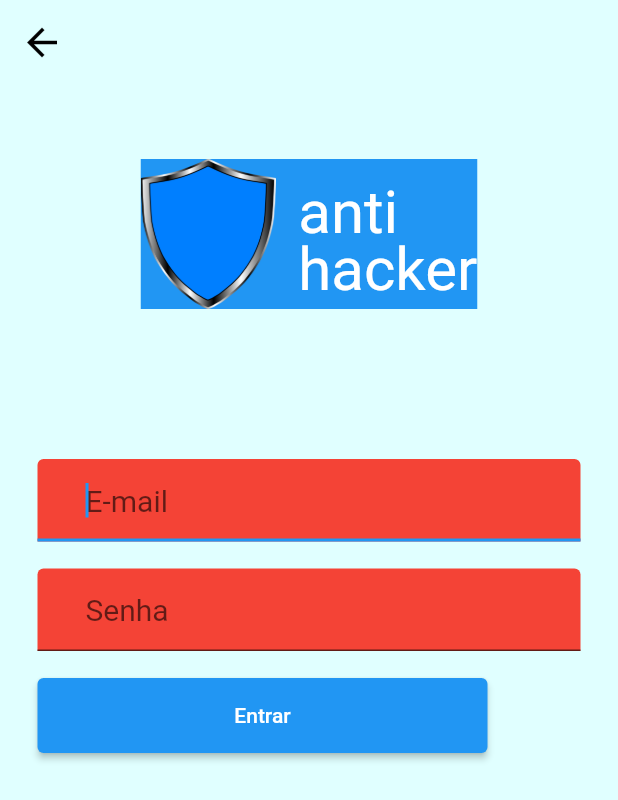
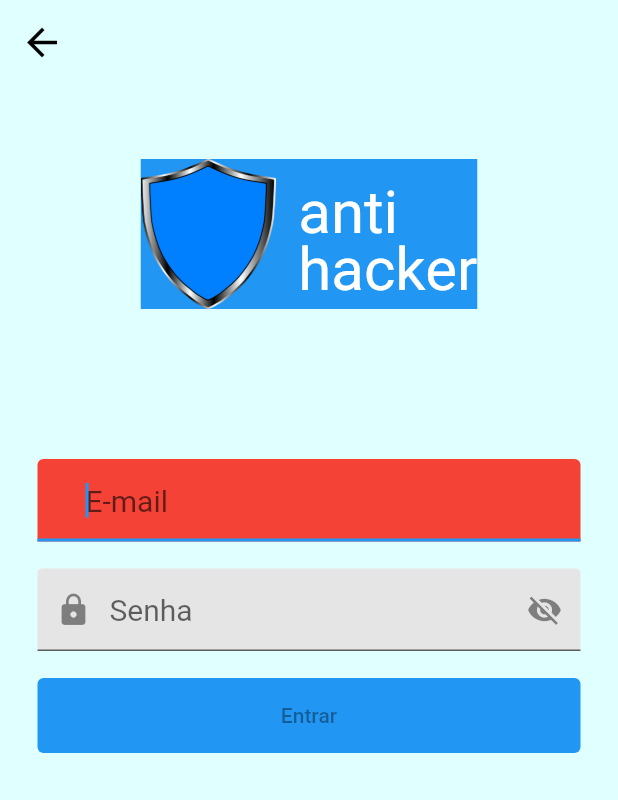
Before and after one commit to wsy152/anthacker, a Flutter app: the LoginPage screen opened directly, on a phone screen of 412 x 824 dp. Shown: the top 800 px of the screen. Run offline on Flutter 3.47's test engine with Material 2 defaults, Android fonts, the light colour scheme and no system bars; our stand-ins replace firebase_auth, firebase_core, flutter_mobx, mobx; accounts and stored records are empty; generated files the repository leaves out were written again.

Commit message:
002 - Implementação de mobx

```diff
--- a/lib/home_page/home_page.dart
+++ b/lib/home_page/home_page.dart
@@ -5,6 +5,7 @@ class HomePage extends StatelessWidget {
   Widget build(BuildContext context) {
     return Scaffold(
       appBar: AppBar(
+        elevation: 0,
         title: Text('Whatssap'),
       ),
     );
--- a/lib/login_page/components/my_icon_back.dart
+++ b/lib/login_page/components/my_icon_back.dart
@@ -1,3 +1,5 @@
+import 'package:antihacherapp/global/myNav.dart';
+import 'package:antihacherapp/login_page/view/login_page01.dart';
 import 'package:flutter/material.dart';
 
 class MyIconBack extends StatelessWidget {
@@ -9,7 +11,9 @@ class MyIconBack extends StatelessWidget {
         color: Colors.black,
         size: 30,
       ),
-      onPressed: () => Navigator.of(context).pop(),
+      onPressed: () {
+        push(context, LoginPage());
+      },
     );
   }
 }
--- /dev/null
+++ b/lib/login_page/components/my_icon_button.dart
@@ -0,0 +1,23 @@
+import 'package:flutter/material.dart';
+
+class MyIconButton extends StatelessWidget {
+  MyIconButton({this.radius, this.iconData, this.onTap});
+
+  final double radius;
+  final IconData iconData;
+  final VoidCallback onTap;
+
+  @override
+  Widget build(BuildContext context) {
+    return ClipRRect(
+      borderRadius: BorderRadius.circular(radius),
+      child: Material(
+        color: Colors.transparent,
+        child: InkWell(
+          child: Icon(iconData),
+          onTap: onTap,
+        ),
+      ),
+    );
+  }
+}
--- a/lib/login_page/components/my_text_field.dart
+++ b/lib/login_page/components/my_text_field.dart
@@ -5,15 +5,37 @@ class MyTextField extends StatelessWidget {
   final Color fillColor;
   final TextInputType keyboardType;
   final bool autofocus;
+  final bool obscureText;
+  final Widget prefix;
+  final bool enabled;
+  final Widget suffix;
+  final ValueChanged<String> onChanged;
+  final TextEditingController controller;
   MyTextField(
       {this.hintText,
       this.fillColor,
+      this.controller,
       this.keyboardType,
+      this.onChanged,
+      this.prefix,
+      this.enabled,
+      this.suffix,
+      this.obscureText = false,
       this.autofocus = false});
 
   @override
   Widget build(BuildContext context) {
-    return TextFormField(
+    return Container(
+      decoration: BoxDecoration(
+        shape: BoxShape.rectangle,
+        color: Colors.grey[200],
+        borderRadius: BorderRadius.circular(2),
+      ),
+      child: TextFormField(
+        enabled: enabled,
+        onChanged: onChanged,
+        controller: controller,
+        obscureText: obscureText,
         autofocus: autofocus,
         keyboardType: keyboardType,
         style: TextStyle(fontSize: 20),
@@ -22,8 +44,9 @@ class MyTextField extends StatelessWidget {
           hintText: hintText,
           filled: true,
           fillColor: fillColor,
-        // border: OutlineInputBorder(
-        //     borderRadius: BorderRadius.circular(45)),
+          prefixIcon: prefix,
+          suffixIcon: suffix,
+        ),
       ),
     );
   }
--- a/lib/login_page/components/mybutton.dart
+++ b/lib/login_page/components/mybutton.dart
@@ -1,7 +1,7 @@
 import 'package:flutter/material.dart';
 
 class MyButton extends StatelessWidget {
-  final String texto;
+  final Widget texto;
   final Color corTexto;
   final MaterialStateProperty<Color> backgroundColor;
 
@@ -18,7 +18,7 @@ class MyButton extends StatelessWidget {
       width: 300,
       child: ElevatedButton(
         onPressed: onClickButton,
-        child: Text(texto, style: TextStyle(color: corTexto)),
+        child: texto,
         style: ButtonStyle(
           backgroundColor: backgroundColor, //backgroundColor,
         ),
--- a/lib/login_page/view/login_page00.dart
+++ b/lib/login_page/view/login_page00.dart
@@ -32,7 +32,7 @@ class LoginPage00 extends StatelessWidget {
                       MyTextoLogin(),
                       Padding(padding: EdgeInsets.fromLTRB(0, 30, 0, 0)),
                       MyButton(
-                        texto: 'Criar Conta',
+                        texto: Text('Criar Conta'),
                         onClickButton: () {
                           push(context, LoginCadastro());
                         },
@@ -40,7 +40,7 @@ class LoginPage00 extends StatelessWidget {
                       ),
                       Padding(padding: EdgeInsets.fromLTRB(0, 5, 0, 0)),
                       MyButton(
-                        texto: 'Login',
+                        texto: Text('Login'),
                         onClickButton: () {
                           push(context, LoginPage());
                         },
--- a/lib/login_page/view/login_page01.dart
+++ b/lib/login_page/view/login_page01.dart
@@ -1,8 +1,14 @@
+import 'package:antihacherapp/global/myNav.dart';
+import 'package:antihacherapp/home_page/home_page.dart';
 import 'package:antihacherapp/login_page/components/my_icon_back.dart';
+import 'package:antihacherapp/login_page/components/my_icon_button.dart';
 import 'package:antihacherapp/login_page/components/my_logo.dart';
 import 'package:antihacherapp/login_page/components/my_text_field.dart';
 import 'package:antihacherapp/login_page/components/mybutton.dart';
+import 'package:antihacherapp/login_page/controller/login_store.dart';
 import 'package:flutter/material.dart';
+import 'package:flutter_mobx/flutter_mobx.dart';
+import 'package:mobx/mobx.dart';
 
 class LoginPage extends StatefulWidget {
   @override
@@ -10,6 +16,19 @@ class LoginPage extends StatefulWidget {
 }
 
 class _LoginPageState extends State<LoginPage> {
+  LoginStore _loginStore = LoginStore();
+  ReactionDisposer disposer;
+  @override
+  void didChangeDependencies() {
+    super.didChangeDependencies();
+
+    disposer = reaction((_) => _loginStore.loginIn, (loginIn) {
+      if (loginIn) {
+        push(context, HomePage(), replace: true);
+      }
+    });
+  }
+
   @override
   Widget build(BuildContext context) {
     return Scaffold(
@@ -39,26 +58,55 @@ class _LoginPageState extends State<LoginPage> {
               Padding(padding: EdgeInsets.fromLTRB(0, 100, 0, 0)),
               Padding(
                 padding: EdgeInsets.only(bottom: 8),
-                child: MyTextField(
+                child: Observer(builder: (_) {
+                  return MyTextField(
                     hintText: 'E-mail',
+                    onChanged: _loginStore.setEmail,
+                    enabled: !_loginStore.loading,
                     autofocus: true,
                     fillColor: Colors.red,
-                ),
+                  );
+                }),
               ),
               Padding(padding: EdgeInsets.fromLTRB(0, 10, 0, 0)),
               Padding(
                 padding: EdgeInsets.only(bottom: 8),
-                child: MyTextField(
+                child: Observer(builder: (_) {
+                  return Observer(builder: (_) {
+                    return MyTextField(
+                      prefix: Icon(Icons.lock),
+                      onChanged: _loginStore.setSenha,
                       hintText: 'Senha',
+                      enabled: !_loginStore.loading,
                       autofocus: true,
-                  fillColor: Colors.red,
+                      obscureText: !_loginStore.senhaVisible,
+                      //fillColor: Colors.red,
+                      suffix: MyIconButton(
+                        radius: 32,
+                        iconData: !_loginStore.senhaIsValid
+                            ? Icons.visibility_off
+                            : Icons.visibility,
+                        onTap: _loginStore.clicaSenhaToVisibility,
                       ),
+                    );
+                  });
+                }),
               ),
               Padding(padding: EdgeInsets.fromLTRB(0, 10, 0, 0)),
-              MyButton(
-                texto: 'Entrar',
-                onClickButton: () {},
-                backgroundColor: MaterialStateProperty.all<Color>(Colors.blue),
+              Container(
+                width: double.infinity,
+                child: Observer(builder: (_) {
+                  return MyButton(
+                    texto: _loginStore.loading
+                        ? CircularProgressIndicator(
+                            valueColor: AlwaysStoppedAnimation(Colors.white),
+                          )
+                        : Text('Entrar'),
+                    onClickButton: _loginStore.loginPressed,
+                    backgroundColor:
+                        MaterialStateProperty.all<Color>(Colors.blue),
+                  );
+                }),
               )
             ],
           ),
@@ -66,4 +114,10 @@ class _LoginPageState extends State<LoginPage> {
       ),
     );
   }
+
+  @override
+  void dispose() {
+    disposer();
+    super.dispose();
   }
+}
--- a/lib/main.dart
+++ b/lib/main.dart
@@ -1,12 +1,15 @@
 //import 'package:antihacherapp/home_page/home_page.dart';
 
 import 'package:antihacherapp/login_page/view/login_page00.dart';
+import 'package:firebase_core/firebase_core.dart';
 
 //import 'package:cloud_firestore/cloud_firestore.dart';
 import 'package:flutter/material.dart';
 //import 'package:firebase_core/firebase_core.dart';
 
-void main() {
+Future<void> main() async {
+  WidgetsFlutterBinding.ensureInitialized();
+  await Firebase.initializeApp();
   runApp(MaterialApp(
     debugShowCheckedModeBanner: false,
     theme: ThemeData(
--- a/pubspec.yaml
+++ b/pubspec.yaml
@@ -32,10 +32,16 @@ dependencies:
   cloud_firestore: ^1.0.1
   firebase_storage: ^8.0.0
   firebase_auth: ^1.0.1
+  mobx: ^1.2.1+4
+  flutter_mobx: ^1.1.0+2
+  provider: ^4.0.4
+
 
 dev_dependencies:
   flutter_test:
     sdk: flutter
+  mobx_codegen: ^1.1.2
+  build_runner: ^1.11.5
 
 # For information on the generic Dart part of this file, see the
 # following page: https://dart.dev/tools/pub/pubspec
```
Also changed, not shown: lib/login_page/components/my_body_cadastro.dart (+48 -9 lines), lib/login_page/controller/login_store.dart (added, +60 -0 lines), lib/login_page/model/user_model.dart (added, +10 -0 lines), lib/login_page/controller/login_store.g.dart (added), pubspec.lock. Lines whose indentation alone changed are shown as unchanged.
